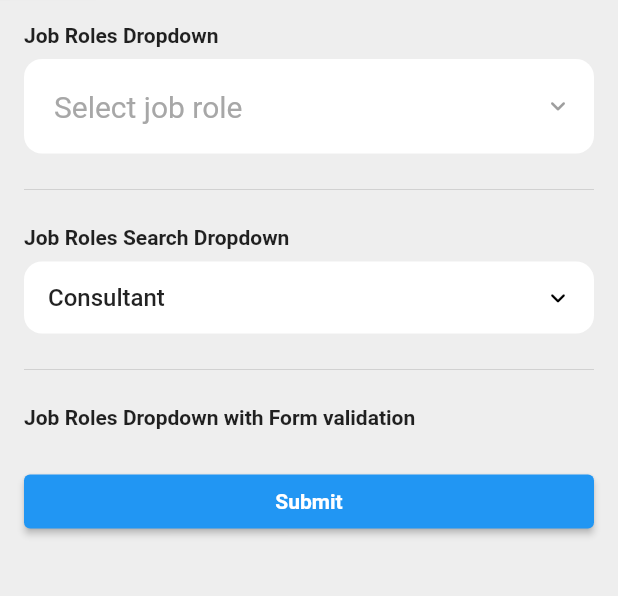
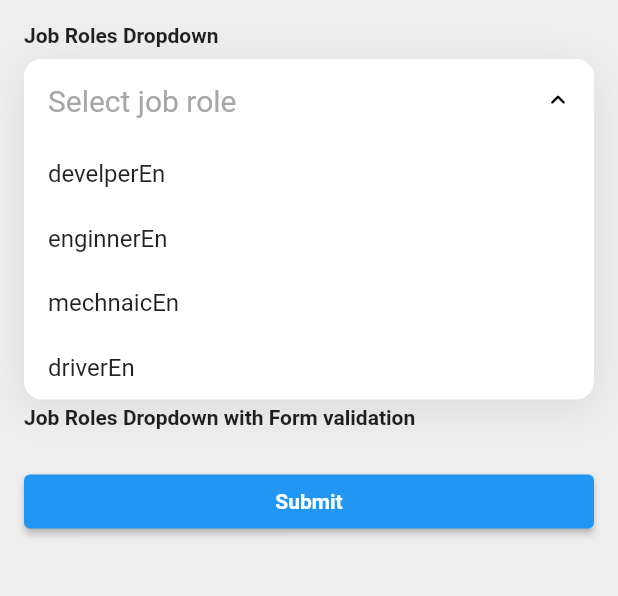
Before and after one commit to AbdullahChauhan/custom-dropdown, a Flutter app: the screen it shows after launch, after a tap on "Select job role", on a phone screen of 412 x 824 dp, the part 85-681 px from its top. Run offline on Flutter 3.47's test engine with Material 2 defaults, Android fonts, the phone set to English and light mode, and no system bars.

Commit message:
salve map issue

```diff
--- a/example/lib/main.dart
+++ b/example/lib/main.dart
@@ -31,10 +31,22 @@ class Home extends StatefulWidget {
 class _HomeState extends State<Home> {
   final formKey = GlobalKey<FormState>();
   final List<Map<String, dynamic>> list = [
-    {"id": 1, 'job': 'Developer'},
-    {"id": 2, 'job': 'Designer'},
-    {"id": 3, 'job': 'Consultant'},
-    {"id": 4, 'job': 'Student'},
+    {
+      "id": 1,
+      'name': {'ar': 'develperAr', 'en': 'develperEn'}
+    },
+    {
+      "id": 2,
+      'name': {'ar': 'enginnerAr', 'en': 'enginnerEn'}
+    },
+    {
+      "id": 3,
+      'name': {'ar': 'mechnaicAr', 'en': 'mechnaicEn'}
+    },
+    {
+      "id": 4,
+      'name': {'ar': 'driverAr', 'en': 'driverEn'}
+    },
   ];
   final jobRoleDropdownCtrl = TextEditingController(),
       jobRoleFormDropdownCtrl = TextEditingController(),
@@ -73,8 +85,9 @@ class _HomeState extends State<Home> {
             hintText: 'Select job role',
             hintStyle: TextStyle(fontSize: 20),
             excludeSelected: false,
-            items: [],
-            nameKey: "job",
+            items: list,
+            nameKey: "name",
+            nameMapKey: 'en',
             onChanged: (value) {
               print('XXXXXXX${value}');
             },
--- a/lib/custom_dropdown.dart
+++ b/lib/custom_dropdown.dart
@@ -15,6 +15,7 @@ class CustomDropdown extends StatefulWidget {
   final List<Map<String, dynamic>>? items;
   final Map<String, dynamic>? selectedValue;
   final String? nameKey;
+  final String? nameMapKey;
   final String? hintText;
   final TextStyle? hintStyle;
   final TextStyle? selectedStyle;
@@ -30,11 +31,13 @@ class CustomDropdown extends StatefulWidget {
   final Color? fillColor;
   final EdgeInsets? contentPadding;
   final bool? canCloseOutsideBounds;
+
   final _SearchType? searchType;
 
   const CustomDropdown({
     Key? key,
     this.nameKey,
+    this.nameMapKey,
     this.items,
     this.hintText,
     this.selectedValue,
@@ -59,6 +62,7 @@ class CustomDropdown extends StatefulWidget {
     Key? key,
     this.items,
     this.nameKey,
+    this.nameMapKey,
     this.hintText,
     this.selectedValue,
     this.hintStyle,
@@ -96,16 +100,24 @@ class _CustomDropdownState extends State<CustomDropdown> {
   }
 
   void init() {
-    textEditingController =
-        TextEditingController(text: widget.selectedValue?[widget.nameKey]);
+    textEditingController = TextEditingController(
+        text: (widget.selectedValue?[widget.nameKey] is Map)
+            ? (widget.selectedValue?[widget.nameKey][widget.nameMapKey])
+            : widget.selectedValue?[widget.nameKey]);
     dataItems = widget.items
-            ?.map((element) => element[widget.nameKey].toString())
+            ?.map((element) => (element[widget.nameKey] is Map)
+                ? (element[widget.nameKey][widget.nameMapKey]).toString()
+                : element[widget.nameKey].toString())
             .toList() ??
         [];
   }
 
   void onChangeEx(String value) {
-    var result = widget.items?.indexWhere((e) => e[widget.nameKey] == value);
+    var result = widget.items?.indexWhere((e) =>
+        ((e[widget.nameKey] is Map)
+            ? e[widget.nameKey][widget.nameMapKey]
+            : e[widget.nameKey]) ==
+        value);
 
     if (result != -1) {
       widget.onChanged?.call(widget.items?[result ?? 0] ?? {});
```
